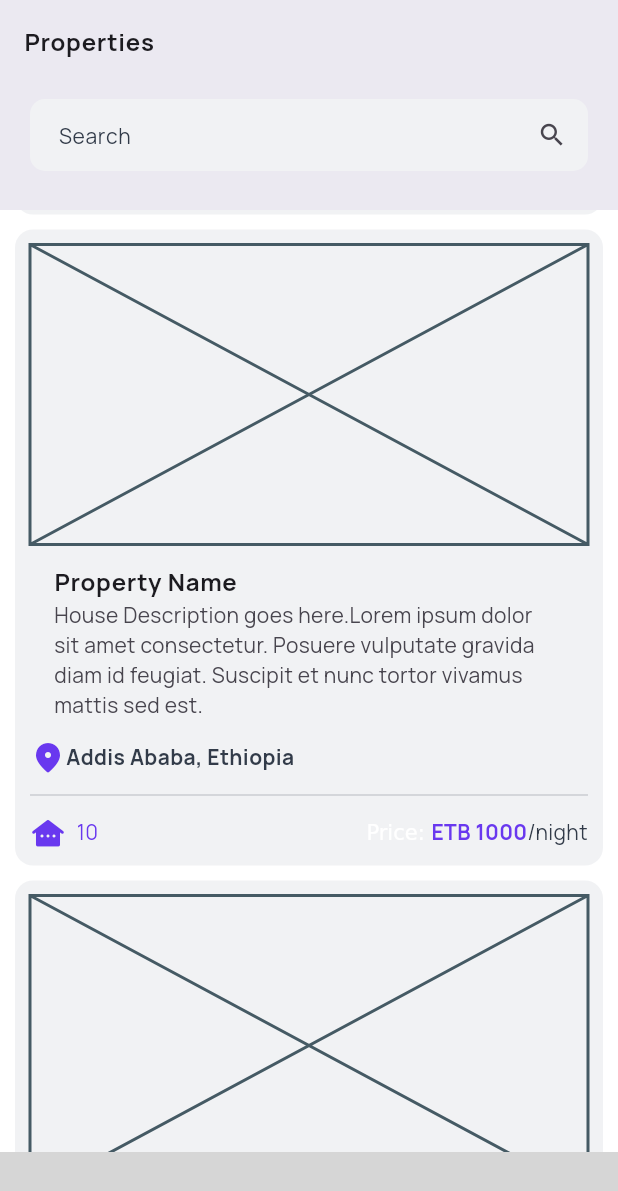
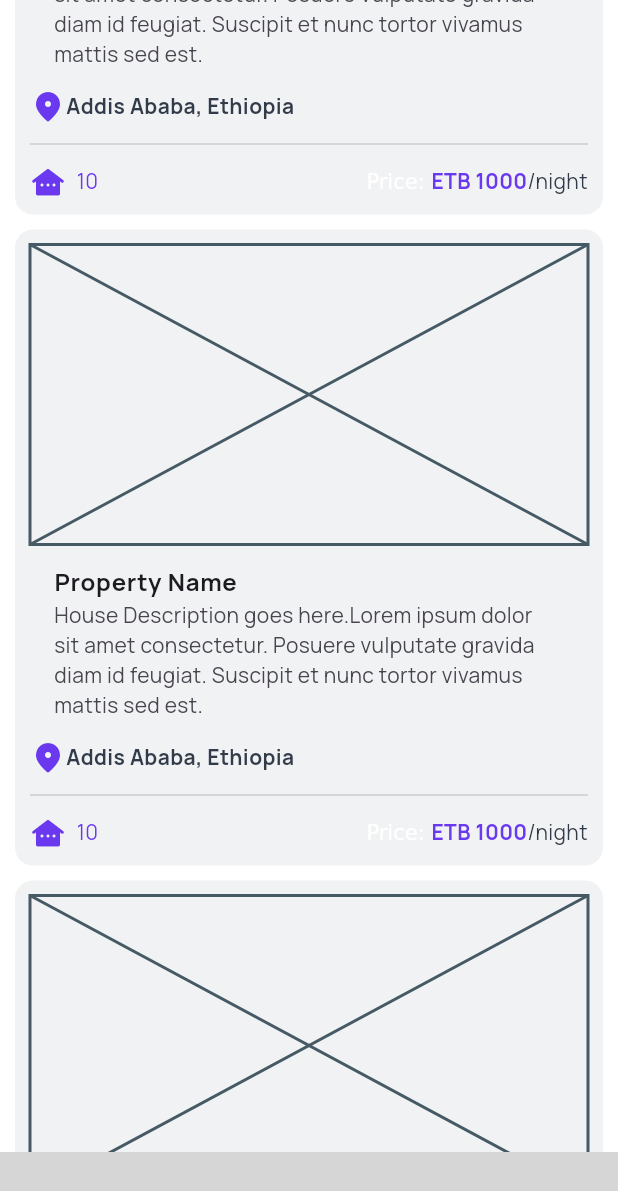
Before and after one commit to Guest-Home/GuestHome-mobile-app, a Flutter app: the Properties screen opened by its route, scrolled down 1728 dp, on a phone screen of 412 x 824 dp. Shown: the top 1191 px of the screen. Run offline on Flutter 3.47's test engine with Material 3 defaults, Android fonts, the phone set to English and light mode, and no system bars; our stand-ins replace bloc, equatable, flutter_bloc, flutter_svg, get_it, go_router; missing offline and left inert: bottom_navbar_with_indicator; grey boxes are pictures that could not be loaded.

Commit message:
property list and add property section

```diff
--- /dev/null
+++ b/lib/core/common/custom_button.dart
@@ -0,0 +1,22 @@
+import 'package:flutter/material.dart';
+
+class CustomButton extends StatelessWidget {
+  const CustomButton({
+    super.key,
+    required this.style,
+    required this.child,
+    this.onPressed,
+  });
+  final ButtonStyle style;
+  final Widget child;
+  final VoidCallback? onPressed;
+
+  @override
+  Widget build(BuildContext context) {
+    return ElevatedButton(
+      style: style,
+      onPressed: onPressed,
+      child: child,
+    );
+  }
+}
--- a/lib/features/host/features/properties/presentation/pages/add_properties.dart
+++ b/lib/features/host/features/properties/presentation/pages/add_properties.dart
@@ -13,7 +13,7 @@ class _AddPropertiesState extends State<AddProperties> {
   Widget build(BuildContext context) {
     return Scaffold(
       appBar: AppBar(
-        leadingWidth: 34,
+        leadingWidth: 27,
         leading: AppBarBackButton(
           route: "properties",
         ),
--- a/lib/features/host/features/properties/presentation/pages/properties.dart
+++ b/lib/features/host/features/properties/presentation/pages/properties.dart
@@ -1,5 +1,8 @@
 import 'package:flutter/material.dart';
+import 'package:go_router/go_router.dart';
 import 'package:minapp/config/color/color.dart';
+import '../../../../../../core/common/custom_button.dart';
+import '../widgets/property_card.dart';
 
 class Properties extends StatefulWidget {
   const Properties({super.key});
@@ -25,7 +28,7 @@ class _PropertiesState extends State<Properties> {
           ),
           floating: false,
           snap: false,
-          pinned: true,
+          pinned: false,
           expandedHeight: 140,
           collapsedHeight: 140,
           elevation: 0,
@@ -33,8 +36,8 @@ class _PropertiesState extends State<Properties> {
           scrolledUnderElevation: 10,
           flexibleSpace: FlexibleSpaceBar(
             centerTitle: true,
+            collapseMode: CollapseMode.pin,
             title: Container(
-              margin: EdgeInsets.symmetric(horizontal: 10),
               padding: EdgeInsets.all(10),
               child: TextFormField(
                 cursorColor: ColorConstant.primaryColor,
@@ -57,101 +60,48 @@ class _PropertiesState extends State<Properties> {
             ),
           ),
         ),
+        // SliverFillRemaining(
+        //   fillOverscroll: false,
+        //   hasScrollBody: false,
+        //   child: Container(
+        //     padding: const EdgeInsets.all(10),
+        //     child:
+        //         Column(mainAxisAlignment: MainAxisAlignment.center, children: [
+        //       Text(
+        //         'Lorem ipsum dolor sit amet consectetur. Est netus commodo mattis lectus nam lacinia hac sapien.',
+        //         textAlign: TextAlign.center,
+        //         style: Theme.of(context).textTheme.bodyLarge!,
+        //       ),
+        //       Padding(
+        //           padding: const EdgeInsets.all(20),
+        //           child: CustomButton(
+        //             style: ElevatedButton.styleFrom(
+        //                 backgroundColor: ColorConstant.primaryColor,
+        //                 padding: EdgeInsets.all(20),
+        //                 shape: RoundedRectangleBorder(
+        //                     borderRadius: BorderRadius.circular(10))),
+        //             onPressed: () => context.goNamed('addProperty'),
+        //             child: Row(
+        //               mainAxisAlignment: MainAxisAlignment.center,
+        //               children: [
+        //                 Icon(Icons.add, color: Colors.white),
+        //                 Text(
+        //                   'Add Property',
+        //                   style: Theme.of(context)
+        //                       .textTheme
+        //                       .bodyMedium!
+        //                       .copyWith(color: Colors.white),
+        //                 )
+        //               ],
+        //             ),
+        //           ))
+        //     ]),
+        //   ),
+        // ),
+
         SliverList(
           delegate: SliverChildBuilderDelegate(
-            (context, index) => Card(
-              margin: EdgeInsets.symmetric(horizontal: 10, vertical: 5),
-              color: ColorConstant.cardGrey.withValues(alpha: 1.6),
-              elevation: 0,
-              child: Padding(
-                padding: const EdgeInsets.all(10),
-                child: Column(
-                  mainAxisAlignment: MainAxisAlignment.start,
-                  spacing: 5,
-                  children: [
-                    Placeholder(
-                      fallbackHeight: 200,
-                    ),
-                    ListTile(
-                      title: Text(
-                        'Property Name',
-                        style: Theme.of(context)
-                            .textTheme
-                            .bodyLarge!
-                            .copyWith(fontWeight: FontWeight.bold),
-                      ),
-                      subtitle: Text(
-                          'House Description goes here.Lorem ipsum dolor sit amet consectetur. Posuere vulputate gravida diam id feugiat. Suscipit et nunc tortor vivamus mattis sed est.'),
-                    ),
-                    Row(
-                      mainAxisAlignment: MainAxisAlignment.start,
-                      children: [
-                        Icon(
-                          Icons.location_on_rounded,
-                          color: ColorConstant.primaryColor,
-                        ),
-                        Text(
-                          'Addis Ababa, Ethiopia',
-                          style: Theme.of(context)
-                              .textTheme
-                              .bodyMedium!
-                              .copyWith(
-                                  color: ColorConstant.inActiveColor,
-                                  fontWeight: FontWeight.bold),
-                        ),
-                      ],
-                    ),
-                    Divider(
-                      color: ColorConstant.inActiveColor.withValues(alpha: 0.2),
-                    ),
-                    Row(
-                      mainAxisAlignment: MainAxisAlignment.spaceBetween,
-                      children: [
-                        Row(
-                          mainAxisAlignment: MainAxisAlignment.start,
-                          spacing: 7,
-                          children: [
-                            Icon(
-                              Icons.other_houses_rounded,
-                              color: ColorConstant.primaryColor,
-                            ),
-                            Text(
-                              '10',
-                              style: Theme.of(context)
-                                  .textTheme
-                                  .bodyMedium!
-                                  .copyWith(color: ColorConstant.primaryColor),
-                            ),
-                          ],
-                        ),
-                        RichText(
-                            text: TextSpan(
-                          text: 'Price: ',
-                          children: [
-                            TextSpan(
-                              text: 'ETB 1000',
-                              style: Theme.of(context)
-                                  .textTheme
-                                  .bodyMedium!
-                                  .copyWith(
-                                      color: ColorConstant.primaryColor,
-                                      fontWeight: FontWeight.bold),
-                            ),
-                            TextSpan(
-                              text: '/night',
-                              style: Theme.of(context)
-                                  .textTheme
-                                  .bodyMedium!
-                                  .copyWith(color: ColorConstant.inActiveColor),
-                            ),
-                          ],
-                        )),
-                      ],
-                    ),
-                  ],
-                ),
-              ),
-            ),
+            (context, index) => PropertyCard(),
             childCount: 1000,
           ),
         ),
--- /dev/null
+++ b/lib/features/host/features/properties/presentation/widgets/property_card.dart
@@ -0,0 +1,99 @@
+import 'package:flutter/material.dart';
+import '../../../../../../config/color/color.dart';
+
+class PropertyCard extends StatelessWidget {
+  const PropertyCard({
+    super.key,
+  });
+
+  @override
+  Widget build(BuildContext context) {
+    return Card(
+      margin: EdgeInsets.symmetric(horizontal: 10, vertical: 5),
+      color: ColorConstant.cardGrey.withValues(alpha: 1.6),
+      elevation: 0,
+      child: Padding(
+        padding: const EdgeInsets.all(10),
+        child: Column(
+          mainAxisAlignment: MainAxisAlignment.start,
+          spacing: 5,
+          children: [
+            Placeholder(
+              fallbackHeight: 200,
+            ),
+            ListTile(
+              title: Text(
+                'Property Name',
+                style: Theme.of(context)
+                    .textTheme
+                    .bodyLarge!
+                    .copyWith(fontWeight: FontWeight.bold),
+              ),
+              subtitle: Text(
+                  'House Description goes here.Lorem ipsum dolor sit amet consectetur. Posuere vulputate gravida diam id feugiat. Suscipit et nunc tortor vivamus mattis sed est.'),
+            ),
+            Row(
+              mainAxisAlignment: MainAxisAlignment.start,
+              children: [
+                Icon(
+                  Icons.location_on_rounded,
+                  color: ColorConstant.primaryColor,
+                ),
+                Text(
+                  'Addis Ababa, Ethiopia',
+                  style: Theme.of(context).textTheme.bodyMedium!.copyWith(
+                      color: ColorConstant.inActiveColor,
+                      fontWeight: FontWeight.bold),
+                ),
+              ],
+            ),
+            Divider(
+              color: ColorConstant.inActiveColor.withValues(alpha: 0.2),
+            ),
+            Row(
+              mainAxisAlignment: MainAxisAlignment.spaceBetween,
+              children: [
+                Row(
+                  mainAxisAlignment: MainAxisAlignment.start,
+                  spacing: 7,
+                  children: [
+                    Icon(
+                      Icons.other_houses_rounded,
+                      color: ColorConstant.primaryColor,
+                    ),
+                    Text(
+                      '10',
+                      style: Theme.of(context)
+                          .textTheme
+                          .bodyMedium!
+                          .copyWith(color: ColorConstant.primaryColor),
+                    ),
+                  ],
+                ),
+                RichText(
+                    text: TextSpan(
+                  text: 'Price: ',
+                  children: [
+                    TextSpan(
+                      text: 'ETB 1000',
+                      style: Theme.of(context).textTheme.bodyMedium!.copyWith(
+                          color: ColorConstant.primaryColor,
+                          fontWeight: FontWeight.bold),
+                    ),
+                    TextSpan(
+                      text: '/night',
+                      style: Theme.of(context)
+                          .textTheme
+                          .bodyMedium!
+                          .copyWith(color: ColorConstant.inActiveColor),
+                    ),
+                  ],
+                )),
+              ],
+            ),
+          ],
+        ),
+      ),
+    );
+  }
+}
```
